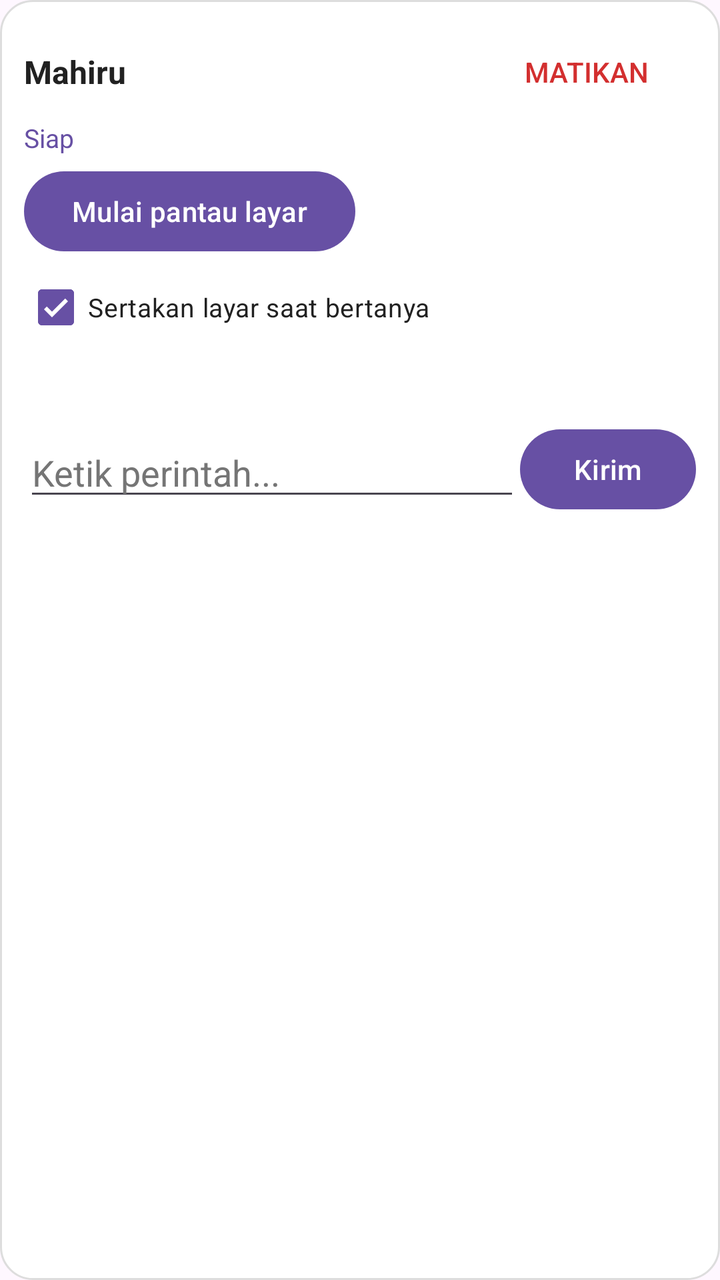
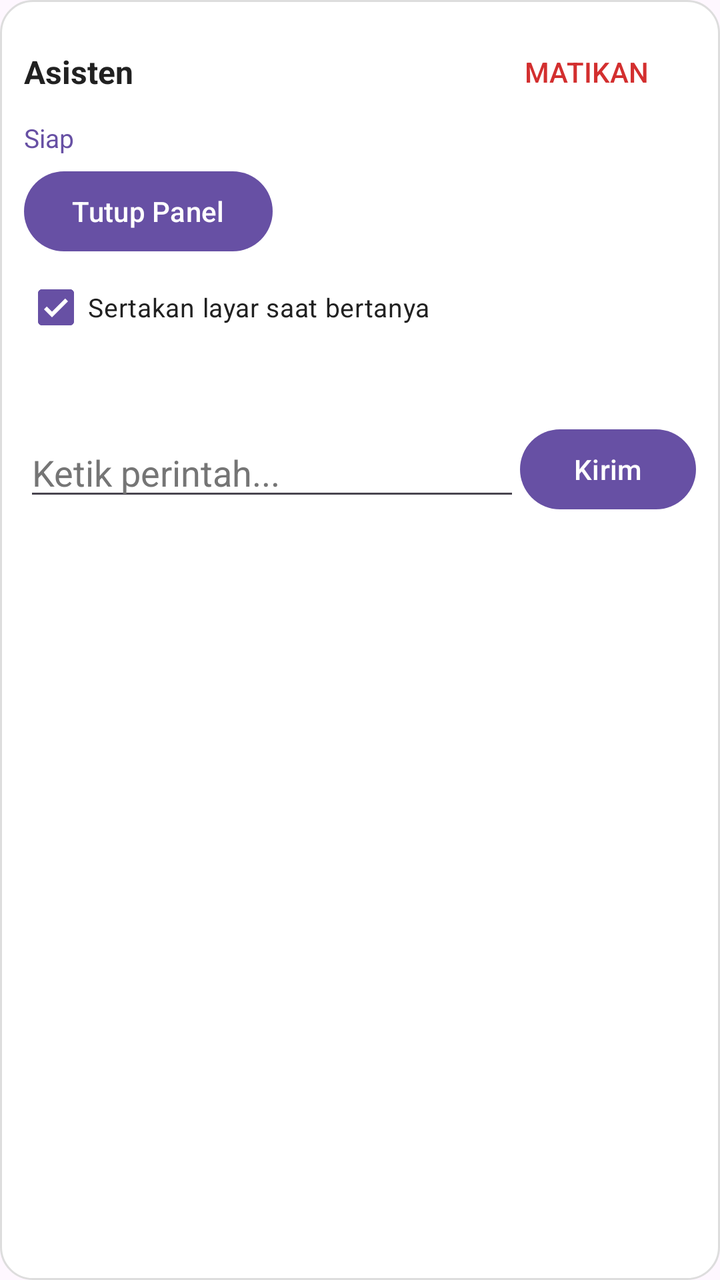

Compare the two renders of this Android layout. The source of the first and the diff that turns it into the second are given below.
<!-- AndroidManifest.xml: application theme Theme.Mahiru -->
<!-- res/layout/panel.xml -->
<?xml version="1.0" encoding="utf-8"?>
<LinearLayout xmlns:android="http://schemas.android.com/apk/res/android"
    android:layout_width="match_parent"
    android:layout_height="wrap_content"
    android:background="@drawable/bg_panel"
    android:orientation="vertical"
    android:padding="12dp">

    <LinearLayout
        android:layout_width="match_parent"
        android:layout_height="wrap_content"
        android:gravity="center_vertical"
        android:orientation="horizontal">

        <TextView
            android:layout_width="0dp"
            android:layout_height="wrap_content"
            android:layout_weight="1"
            android:text="Mahiru"
            android:textColor="#212121"
            android:textSize="16sp"
            android:textStyle="bold" />

        <Button
            android:id="@+id/btnHide"
            style="?android:attr/borderlessButtonStyle"
            android:layout_width="wrap_content"
            android:layout_height="wrap_content"
            android:text="Sembunyikan" />

        <Button
            android:id="@+id/btnQuit"
            style="?android:attr/borderlessButtonStyle"
            android:layout_width="wrap_content"
            android:layout_height="wrap_content"
            android:text="Matikan"
            android:textColor="#D32F2F" />
    </LinearLayout>

    <TextView
        android:id="@+id/status"
        android:layout_width="match_parent"
        android:layout_height="wrap_content"
        android:text="Siap"
        android:textColor="#6750A4"
        android:textSize="13sp" />

    <Button
        android:id="@+id/btnMonitor"
        android:layout_width="wrap_content"
        android:layout_height="wrap_content"
        android:layout_marginTop="4dp"
        android:text="Mulai pantau layar" />

    <CheckBox
        android:id="@+id/chkScreen"
        android:layout_width="wrap_content"
        android:layout_height="wrap_content"
        android:checked="true"
        android:text="Sertakan layar saat bertanya"
        android:textColor="#212121"
        android:textSize="13sp" />

    <TextView
        android:id="@+id/answer"
        android:layout_width="match_parent"
        android:layout_height="wrap_content"
        android:layout_marginTop="6dp"
        android:maxLines="8"
        android:scrollbars="vertical"
        android:textColor="#212121"
        android:textSize="14sp" />

    <LinearLayout
        android:layout_width="match_parent"
        android:layout_height="wrap_content"
        android:layout_marginTop="8dp"
        android:gravity="center_vertical"
        android:orientation="horizontal">

        <EditText
            android:id="@+id/input"
            android:layout_width="0dp"
            android:layout_height="wrap_content"
            android:layout_weight="1"
            android:hint="Ketik perintah..."
            android:inputType="textCapSentences"
            android:maxLines="3"
            android:textColor="#212121"
            android:textColorHint="#757575" />

        <Button
            android:id="@+id/btnSend"
            android:layout_width="wrap_content"
            android:layout_height="wrap_content"
            android:text="Kirim" />
    </LinearLayout>
</LinearLayout>
<!-- resources referenced by this layout -->
<resources>
  <!-- drawable bg_panel (drawable) -->
  <?xml version="1.0" encoding="utf-8"?>
  <shape xmlns:android="http://schemas.android.com/apk/res/android" android:shape="rectangle">
      <solid android:color="#FFFFFF" />
      <corners android:radius="16dp" />
      <stroke android:width="1dp" android:color="#DDDDDD" />
  </shape>
  <style name="Theme.Mahiru" parent="Theme.Material3.DayNight.NoActionBar" />
</resources>

<!-- the commit's change to res/layout/panel.xml (unified diff, before → after) -->
@@ -16,7 +16,7 @@
             android:layout_width="0dp"
             android:layout_height="wrap_content"
             android:layout_weight="1"
-            android:text="Mahiru"
+            android:text="Asisten"
             android:textColor="#212121"
             android:textSize="16sp"
             android:textStyle="bold" />
@@ -50,7 +50,7 @@
         android:layout_width="wrap_content"
         android:layout_height="wrap_content"
         android:layout_marginTop="4dp"
-        android:text="Mulai pantau layar" />
+        android:text="Tutup Panel" />
 
     <CheckBox
         android:id="@+id/chkScreen"
